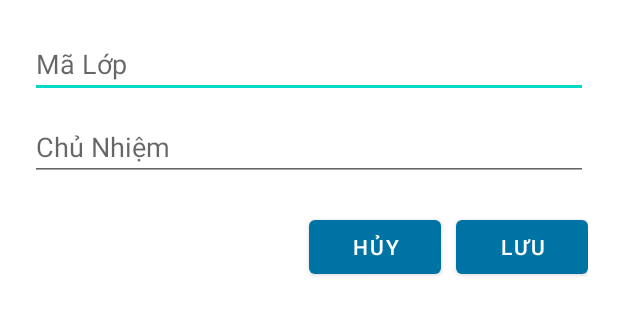
After one commit to phanvandinh99/T2C2_Nhom13_QuanLyHocSinh, an Android app: the layout dialog_add_class.xml on its own in the app's theme, with its tools: preview values and no code run, on a phone screen of 412 x 824 dp. The commit adds this screen. Shown: the top 315 px of the screen. Run offline under Robolectric (Android 15) with nearby library versions, the phone set to English and light mode, and no system bars.

Commit message:
Update Class

```diff
--- a/app/src/main/java/com/example/studentscoremanagement/MainActivity.java
+++ b/app/src/main/java/com/example/studentscoremanagement/MainActivity.java
@@ -17,6 +17,7 @@ import android.widget.Button;
 import android.widget.EditText;
 import android.widget.Toast;
 
+import com.example.studentscoremanagement.fragment.ClassManagementFragment;
 import com.example.studentscoremanagement.fragment.HomeFragment;
 import com.example.studentscoremanagement.fragment.UserFragment;
 import com.google.android.material.bottomnavigation.BottomNavigationView;
@@ -56,6 +57,9 @@ public class MainActivity extends AppCompatActivity implements EventListener{
                         transaction.addToBackStack(null);
                         transaction.commit();
                         return true;
+                    case R.id.classManagementFragment:
+                        selectedFragment = ClassManagementFragment.newInstance();
+                        break;
 
                 }
                 FragmentTransaction transaction = getSupportFragmentManager().beginTransaction();
--- /dev/null
+++ b/app/src/main/res/layout/dialog_add_class.xml
@@ -0,0 +1,39 @@
+<?xml version="1.0" encoding="utf-8"?>
+<LinearLayout xmlns:android="http://schemas.android.com/apk/res/android"
+    android:layout_width="match_parent"
+    android:layout_height="wrap_content"
+    android:orientation="vertical"
+    android:padding="20dp">
+
+    <EditText
+        android:id="@+id/editTextMaLop"
+        android:layout_width="match_parent"
+        android:layout_height="wrap_content"
+        android:hint="Mã Lớp" />
+
+    <EditText
+        android:id="@+id/editTextChuNhiem"
+        android:layout_width="match_parent"
+        android:layout_height="wrap_content"
+        android:hint="Chủ Nhiệm"
+        android:layout_marginTop="10dp" />
+
+    <LinearLayout
+        android:layout_width="match_parent"
+        android:layout_height="wrap_content"
+        android:layout_marginTop="20dp"
+        android:orientation="horizontal"
+        android:gravity="end">
+        <Button
+            android:id="@+id/btnCancel"
+            android:layout_width="wrap_content"
+            android:layout_height="wrap_content"
+            android:text="Hủy" />
+        <Button
+            android:id="@+id/btnSave"
+            android:layout_width="wrap_content"
+            android:layout_height="wrap_content"
+            android:text="Lưu"
+            android:layout_marginLeft="10dp" />
+    </LinearLayout>
+</LinearLayout>
--- a/app/src/main/res/menu/home_bottom_menu.xml
+++ b/app/src/main/res/menu/home_bottom_menu.xml
@@ -8,4 +8,8 @@
         android:id="@+id/userFragment"
         android:title="Info"
         android:icon="@drawable/ic_user"/>
+    <item
+        android:id="@+id/classManagementFragment"
+        android:icon="@android:drawable/ic_menu_manage"
+        android:title="Quản lý Lớp" />
 </menu>
--- a/app/src/main/res/navigation/nav_home.xml
+++ b/app/src/main/res/navigation/nav_home.xml
@@ -11,6 +11,10 @@
         android:label="fragment_home"
         tools:layout="@layout/fragment_home" />
     <fragment
+        android:id="@+id/classManagementFragment"
+        android:name="com.example.studentscoremanagement.fragment.ClassManagementFragment"
+        android:label="Quản lý Lớp" />
+    <fragment
         android:id="@+id/userFragment"
         android:name="com.example.studentscoremanagement.fragment.UserFragment"
         android:label="fragment_user"
```
Also changed, not shown: app/src/main/java/com/example/studentscoremanagement/Adapter/ClassAdapter.java (added, +51 -0 lines), app/src/main/java/com/example/studentscoremanagement/fragment/ClassManagementFragment.java (added, +139 -0 lines), app/src/main/java/com/example/studentscoremanagement/fragment/DSSVFragment.java (+53 -29 lines), app/src/main/res/layout/class_item.xml (added, +33 -0 lines), app/src/main/res/layout/fragment_class_management.xml (added, +32 -0 lines).
